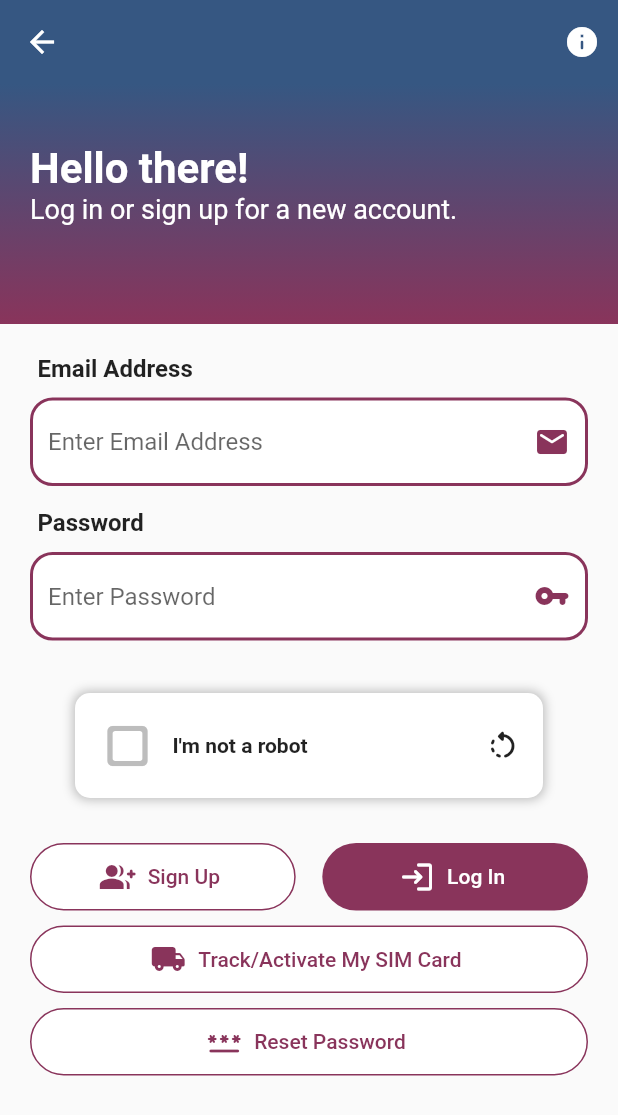
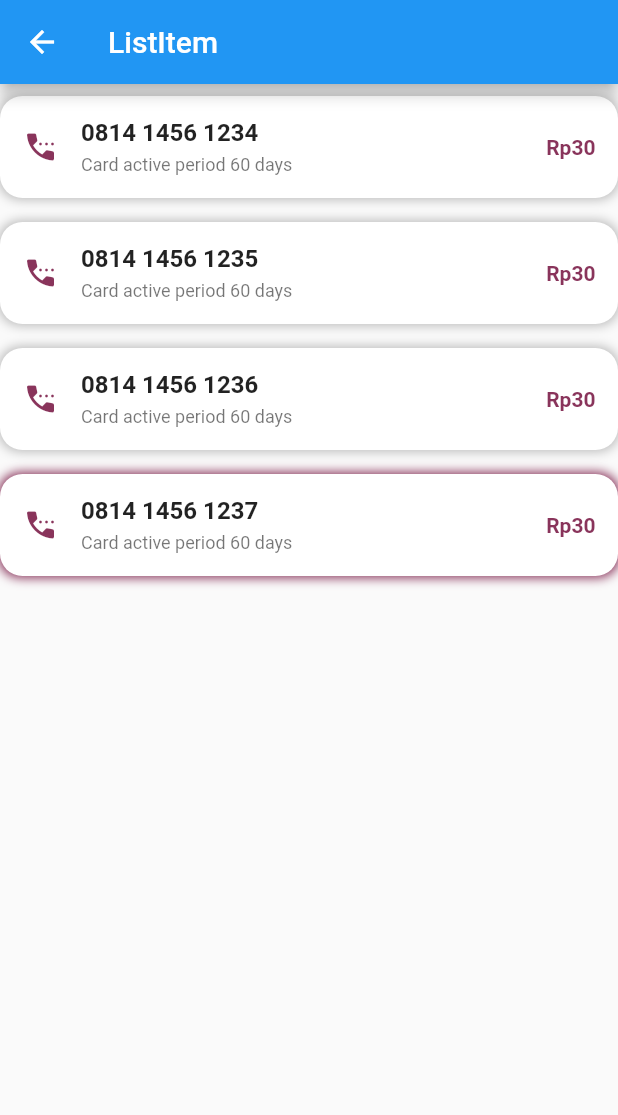
Before and after one commit to chelseaislan/empower, a Flutter app: the SignupLogin screen opened by its route, after a tap on the "info" icon, on a phone screen of 412 x 824 dp. Shown: the top 1115 px of the screen. Run offline on Flutter 3.47's test engine with Material 2 defaults, Android fonts, the light colour scheme and no system bars; our stand-ins replace fluttertoast, group_button, qr_flutter.

Commit message:
Downgrading Flutter

```diff
--- a/lib/main.dart
+++ b/lib/main.dart
@@ -1,4 +1,3 @@
-import 'package:fake_mpwr/screens/home_navbar/nav_notifications.dart';
 import 'package:fake_mpwr/screens/home_navbar/navbar.dart';
 import 'package:fake_mpwr/screens/onboarding/onboarding_function.dart';
 import 'package:fake_mpwr/screens/onboarding/splash_screen.dart';
@@ -7,6 +6,7 @@ import 'package:fake_mpwr/screens/profile_page/edit_profile.dart';
 import 'package:fake_mpwr/screens/profile_page/referral.dart';
 import 'package:fake_mpwr/screens/signup_login/activate_card.dart';
 import 'package:fake_mpwr/screens/signup_login/choose_number.dart';
+import 'package:fake_mpwr/screens/signup_login/custom_radio.dart';
 import 'package:fake_mpwr/screens/signup_login/payment_method.dart';
 import 'package:fake_mpwr/screens/signup_login/reset_password.dart';
 import 'package:fake_mpwr/screens/signup_login/shipping_page.dart';
@@ -52,8 +52,8 @@ class MyApp extends StatelessWidget {
         "/edit_profile": (context) => new EditProfile(),
         "/edit_address": (context) => new EditAddress(),
         "/usage_detail": (context) => new UsageDetail(),
-        "/nav_notif": (context) => new NavNotifications(),
         "/referral": (context) => new Referral(),
+        "/radio": (context) => new CustomRadio(),
       },
     );
   }
--- a/lib/screens/home_navbar/nav_notifications.dart
+++ /dev/null
@@ -1,9 +0,0 @@
-import 'package:flutter/material.dart';
-
-class NavNotifications extends StatelessWidget {
-  @override
-  Widget build(BuildContext context) {
-    return Scaffold(
-    );
-  }
-}
--- a/lib/screens/home_navbar/offer_screen.dart
+++ b/lib/screens/home_navbar/offer_screen.dart
@@ -46,7 +46,7 @@ class OfferScreen extends StatelessWidget {
                         ),
                         Row(
                           children: [
-                            Icon(Icons.add_chart_rounded, color: primary1),
+                            Icon(Icons.addchart_rounded, color: primary1),
                             SizedBox(width: 5),
                             Text("0 GB"),
                           ],
@@ -149,9 +149,7 @@ class NavBarAppBar extends StatelessWidget with PreferredSizeWidget {
       ),
       actions: [
         IconButton(
-          onPressed: () {
-            Navigator.of(context).pushNamed("/nav_notif");
-          },
+          onPressed: () {},
           icon: Icon(Icons.notifications_rounded),
           tooltip: "Notifications",
         ),
--- a/lib/screens/home_navbar/usage_screen.dart
+++ b/lib/screens/home_navbar/usage_screen.dart
@@ -86,7 +86,7 @@ class UsageScreen extends StatelessWidget {
                   remaining: 0.0,
                 ),
                 UsageIndicator(
-                  iconData: Icons.add_chart_rounded,
+                  iconData: Icons.addchart_rounded,
                   title: "Remaining Topping",
                   number: 0.toString(),
                   type: "GB",
--- a/lib/screens/home_navbar/wallet_screen.dart
+++ b/lib/screens/home_navbar/wallet_screen.dart
@@ -77,7 +77,7 @@ class WalletScreen extends StatelessWidget {
                 price: "Rp15",
               ),
               ProductContainer(
-                iconData: Icons.add_chart_rounded,
+                iconData: Icons.addchart_rounded,
                 iconColor: primary1,
                 shadowColor: lightGrey2,
                 title: "GitHub Topping",
@@ -85,7 +85,7 @@ class WalletScreen extends StatelessWidget {
                 price: "Rp10",
               ),
               ProductContainer(
-                iconData: Icons.add_chart_rounded,
+                iconData: Icons.addchart_rounded,
                 iconColor: primary1,
                 shadowColor: lightGrey2,
                 title: "Reddit Topping",
--- a/lib/screens/profile_page/referral.dart
+++ b/lib/screens/profile_page/referral.dart
@@ -82,7 +82,7 @@ class Referral extends StatelessWidget {
                               gravity: ToastGravity.BOTTOM,
                             ),
                             icon: Icon(
-                              Icons.copy_all_rounded,
+                              Icons.content_copy_rounded,
                               size: 30,
                               color: white,
                             ),
@@ -99,7 +99,7 @@ class Referral extends StatelessWidget {
             alignment: Alignment.bottomCenter,
             margin: EdgeInsets.only(bottom: 20),
             child: OutlineCircularButton(
-              iconData: Icons.share_arrival_time_rounded,
+              iconData: Icons.timer_rounded,
               labelText: "Share Referral Code",
               myColor: appBarColor,
               onPressed: () => Fluttertoast.showToast(
--- /dev/null
+++ b/lib/screens/signup_login/custom_radio.dart
@@ -0,0 +1,165 @@
+import 'package:fake_mpwr/colors.dart';
+import 'package:flutter/material.dart';
+
+class CustomRadio extends StatefulWidget {
+  @override
+  createState() {
+    return new CustomRadioState();
+  }
+}
+
+class CustomRadioState extends State<CustomRadio> {
+  List<RadioModel> sampleData = [];
+
+  @override
+  void initState() {
+    super.initState();
+
+    sampleData.add(
+      new RadioModel(
+        false,
+        Icons.settings_phone_rounded,
+        "0814 1456 1234",
+        "Card active period 60 days",
+        "Rp30",
+        lightGrey2,
+        primary1,
+      ),
+    );
+    sampleData.add(
+      new RadioModel(
+        false,
+        Icons.settings_phone_rounded,
+        "0814 1456 1235",
+        "Card active period 60 days",
+        "Rp30",
+        lightGrey2,
+        primary1,
+      ),
+    );
+    sampleData.add(
+      new RadioModel(
+        false,
+        Icons.settings_phone_rounded,
+        "0814 1456 1236",
+        "Card active period 60 days",
+        "Rp30",
+        lightGrey2,
+        primary1,
+      ),
+    );
+    sampleData.add(
+      new RadioModel(
+        true,
+        Icons.settings_phone_rounded,
+        "0814 1456 1237",
+        "Card active period 60 days",
+        "Rp30",
+        lightGrey2,
+        primary1,
+      ),
+    );
+  }
+
+  @override
+  Widget build(BuildContext context) {
+    return new Scaffold(
+      appBar: new AppBar(
+        title: new Text("ListItem"),
+      ),
+      body: new ListView.builder(
+        itemCount: sampleData.length,
+        itemBuilder: (BuildContext context, int index) {
+          return new InkWell(
+            splashColor: lightGrey2,
+            onTap: () {
+              setState(() {
+                sampleData.forEach((element) => element.isSelected = false);
+                sampleData[index].isSelected = true;
+                print('Button no. ${index + 1} is selected');
+              });
+            },
+            child: new RadioItem(sampleData[index]),
+          );
+        },
+      ),
+    );
+  }
+}
+
+class RadioItem extends StatelessWidget {
+  final RadioModel _item;
+  RadioItem(this._item);
+  @override
+  Widget build(BuildContext context) {
+    return new Container(
+      padding: EdgeInsets.all(15),
+      margin: EdgeInsets.symmetric(vertical: 8),
+      decoration: BoxDecoration(
+        color: white,
+        borderRadius: BorderRadius.circular(15),
+        boxShadow: [
+          BoxShadow(
+            blurRadius: 5,
+            spreadRadius: 1,
+            color: _item.isSelected ? primary1 : lightGrey2,
+          ),
+        ],
+      ),
+      child: new Row(
+        mainAxisAlignment: MainAxisAlignment.spaceBetween,
+        children: [
+          Row(
+            children: [
+              Icon(_item.iconData, color: _item.iconColor),
+              SizedBox(width: 15),
+              Column(
+                crossAxisAlignment: CrossAxisAlignment.start,
+                children: [
+                  Text(
+                    _item.title,
+                    style: TextStyle(
+                      fontSize: 16,
+                      fontWeight: FontWeight.w600,
+                      color: secondBlack,
+                    ),
+                  ),
+                  SizedBox(height: 5),
+                  Text(
+                    _item.subtitle,
+                    style: TextStyle(
+                      fontSize: 12,
+                      fontWeight: FontWeight.w400,
+                      color: thirdBlack,
+                    ),
+                  ),
+                ],
+              ),
+            ],
+          ),
+          Text(
+            _item.price,
+            style: TextStyle(
+              fontSize: 14,
+              fontWeight: FontWeight.w600,
+              color: _item.iconColor,
+            ),
+          ),
+        ],
+      ),
+    );
+  }
+}
+
+class RadioModel {
+  bool isSelected;
+  final IconData iconData;
+  final String title;
+  final String subtitle;
+  final String price;
+  final Color shadowColor;
+  final Color iconColor;
+
+  RadioModel(this.isSelected, this.iconData, this.title, this.subtitle,
+      this.price, this.shadowColor, this.iconColor);
+}
--- a/lib/screens/signup_login/signup_login_page.dart
+++ b/lib/screens/signup_login/signup_login_page.dart
@@ -13,7 +13,9 @@ class SignupLogin extends StatelessWidget {
         elevation: 0,
         actions: [
           IconButton(
-            onPressed: () {},
+            onPressed: () {
+              Navigator.of(context).pushNamed("/radio");
+            },
             icon: Icon(Icons.info_rounded, color: white),
             tooltip: "About",
           ),
@@ -93,7 +95,7 @@ class SignupLogin extends StatelessWidget {
                 Container(
                   height: 45,
                   child: OutlineCircularButton(
-                    iconData: Icons.password_rounded,
+                    iconData: Icons.vpn_key_rounded,
                     labelText: "Reset Password",
                     onPressed: () async {
                       await Navigator.of(context).pushNamed("/reset_pass");
--- a/lib/screens/top_up/usage_detail.dart
+++ b/lib/screens/top_up/usage_detail.dart
@@ -97,7 +97,7 @@ class UsageDetail extends StatelessWidget {
               bottomRoute: "/add_topping",
               activePackages: [
                 UsageDetailContainer(
-                  iconData: Icons.add_chart_rounded,
+                  iconData: Icons.addchart_rounded,
                   title: "GitHub Topping",
                   number1: 0.3,
                   number2: 1,
@@ -115,7 +115,7 @@ class UsageDetail extends StatelessWidget {
               bottomRoute: "/add_phone",
               activePackages: [
                 UsageDetailContainer(
-                  iconData: Icons.add_chart_rounded,
+                  iconData: Icons.addchart_rounded,
                   title: "All-net Super",
                   number1: 18,
                   number2: 200,
```
Also changed, not shown: pubspec.lock.
